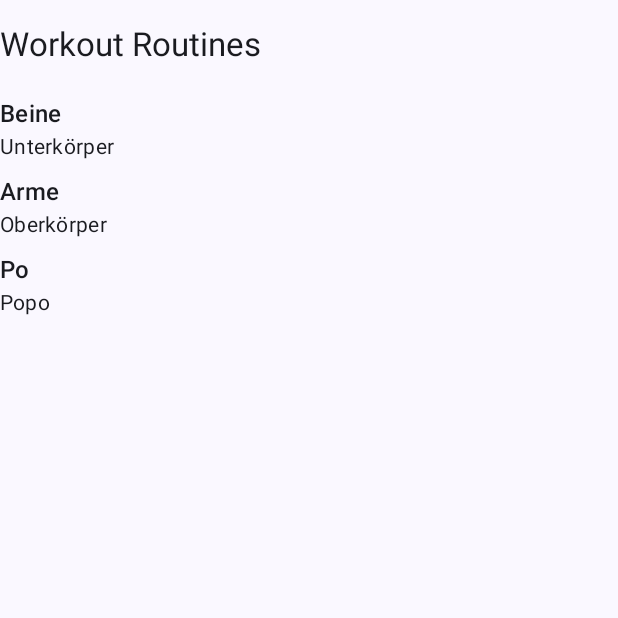
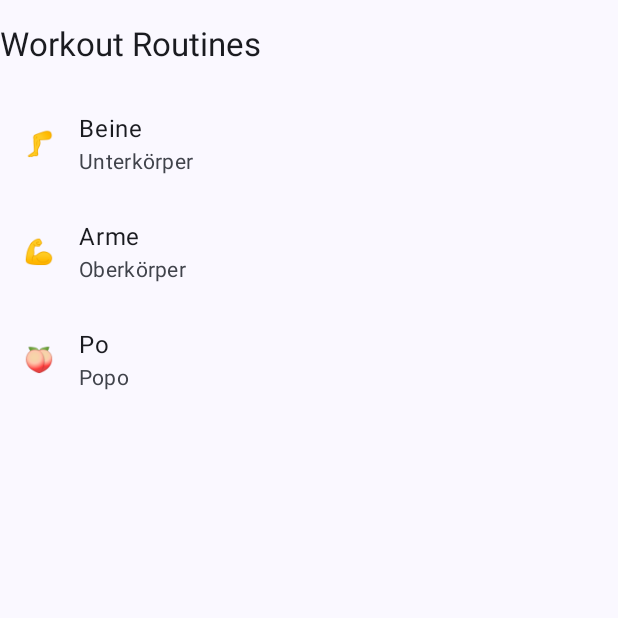
Before and after one commit to hoppjan/gym-bro-app, an Android app built with Jetpack Compose: the screen it shows after launch (MainActivity), on a phone screen of 412 x 824 dp, the top half of it. Run offline under Robolectric (Android 15) with nearby library versions, the phone set to English and light mode, and no system bars.

Commit message:
Improve bad ui with emoji ✨

```diff
--- a/app/src/main/java/de/janhopp/gymbro/MainActivity.kt
+++ b/app/src/main/java/de/janhopp/gymbro/MainActivity.kt
@@ -18,11 +18,6 @@ class MainActivity : ComponentActivity() {
     override fun onCreate(savedInstanceState: Bundle?) {
         super.onCreate(savedInstanceState)
         enableEdgeToEdge()
-        val routines = listOf(
-            WorkoutRoutine(0, "Beine", "Unterkörper", emptyList()),
-            WorkoutRoutine(0, "Arme", "Oberkörper", emptyList()),
-            WorkoutRoutine(0, "Po", "Popo", emptyList()),
-        )
         setContent {
             GymBroTheme {
                 Scaffold(modifier = Modifier.fillMaxSize()) { innerPadding ->
@@ -42,11 +37,13 @@ fun GreetingPreview() {
     GymBroTheme {
         WorkoutRoutinePickerScreen(
             modifier = Modifier.fillMaxSize(),
-            workoutRoutines = listOf(
-                WorkoutRoutine(0, "Beine", "Unterkörper", emptyList()),
-                WorkoutRoutine(0, "Arme", "Oberkörper", emptyList()),
-                WorkoutRoutine(0, "Po", "Popo", emptyList()),
-            ),
+            workoutRoutines = routines,
         )
     }
 }
+
+private val routines = listOf(
+    WorkoutRoutine(0, "Beine", "Unterkörper", "\uD83E\uDDB5", emptyList()),
+    WorkoutRoutine(0, "Arme", "Oberkörper", "\uD83D\uDCAA", emptyList()),
+    WorkoutRoutine(0, "Po", "Popo", "\uD83C\uDF51", emptyList()),
+)
--- a/app/src/main/java/de/janhopp/gymbro/model/workout/WorkoutRoutine.kt
+++ b/app/src/main/java/de/janhopp/gymbro/model/workout/WorkoutRoutine.kt
@@ -6,5 +6,6 @@ data class WorkoutRoutine(
     val id: Long,
     val name: String,
     val description: String?,
+    val emoji: String?,
     val exercises: List<Exercise>,
 )
--- a/app/src/main/java/de/janhopp/gymbro/ui/workout/WorkoutRoutinePickerScreen.kt
+++ b/app/src/main/java/de/janhopp/gymbro/ui/workout/WorkoutRoutinePickerScreen.kt
@@ -2,6 +2,7 @@ package de.janhopp.gymbro.ui.workout
 
 import androidx.compose.foundation.layout.Column
 import androidx.compose.foundation.layout.padding
+import androidx.compose.material3.ListItem
 import androidx.compose.material3.MaterialTheme
 import androidx.compose.material3.Text
 import androidx.compose.runtime.Composable
@@ -21,18 +22,19 @@ fun WorkoutRoutinePickerScreen(
             modifier = Modifier.padding(vertical = 16.dp),
         )
         workoutRoutines.forEach { routine ->
-            Column(
-                modifier = Modifier.padding(vertical = 4.dp),
-            ) {
-                Text(
-                    text = routine.name,
-                    style = MaterialTheme.typography.titleMedium,
-                )
-                Text(
-                    routine.description ?: "",
-                    style = MaterialTheme.typography.bodyMedium,
-                )
-            }
+            ListItem(
+                headlineContent = {
+                    Text(text = routine.name)
+                },
+                supportingContent = {
+                    Text(text = routine.description ?: "")
+                },
+                leadingContent = {
+                    routine.emoji?.let { emoji ->
+                        Text(text = emoji)
+                    }
+                },
+            )
         }
     }
 }
```
